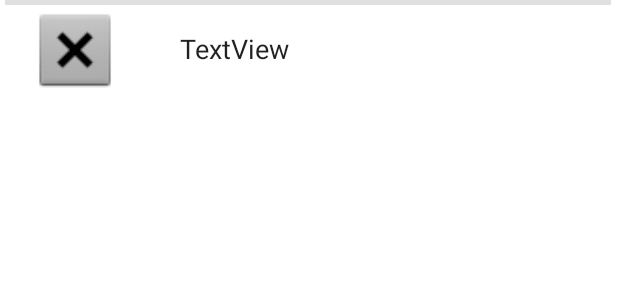
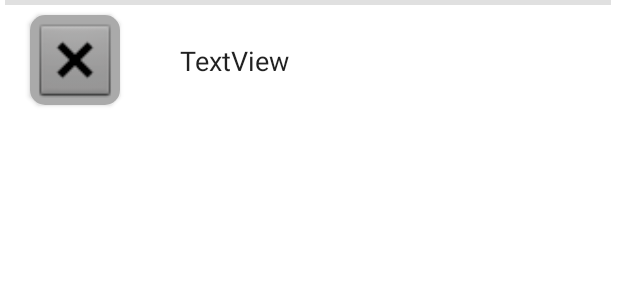
Before and after one commit to Jarenass97/DesafioNotas, an Android app: the layout tareas_list.xml on its own in the app's theme, with its tools: preview values and no code run, on a phone screen of 412 x 824 dp. Shown: the top 300 px of the screen. Run offline under Robolectric (Android 15) with nearby library versions, the phone set to English and light mode, and no system bars.

Commit message:
Corregido fallo en imágenes de tarea

```diff
--- /dev/null
+++ b/DesafioNotas/app/src/main/res/drawable/tarea_default.xml
@@ -0,0 +1,5 @@
+<vector android:alpha="0.94" android:height="24dp"
+    android:tint="?attr/colorControlNormal" android:viewportHeight="24"
+    android:viewportWidth="24" android:width="24dp" xmlns:android="http://schemas.android.com/apk/res/android">
+    <path android:fillColor="@android:color/white" android:pathData="M19,6.41L17.59,5 12,10.59 6.41,5 5,6.41 10.59,12 5,17.59 6.41,19 12,13.41 17.59,19 19,17.59 13.41,12z"/>
+</vector>
--- a/DesafioNotas/app/src/main/res/layout/tareas_list.xml
+++ b/DesafioNotas/app/src/main/res/layout/tareas_list.xml
@@ -5,20 +5,36 @@
     android:layout_width="match_parent"
     android:layout_height="wrap_content">
 
-    <ImageButton
-        android:id="@+id/imgTarea"
-        style="@style/imgButton"
+    <androidx.cardview.widget.CardView
+        android:id="@+id/cardView"
         android:layout_width="60dp"
         android:layout_height="60dp"
         android:layout_marginStart="20dp"
-        android:scaleType="centerCrop"
+        android:layout_marginTop="10dp"
+        android:layout_marginBottom="10dp"
+        app:cardCornerRadius="10dp"
         app:layout_constraintBottom_toBottomOf="parent"
         app:layout_constraintEnd_toEndOf="parent"
         app:layout_constraintHorizontal_bias="0.0"
         app:layout_constraintStart_toStartOf="parent"
-        app:layout_constraintTop_toBottomOf="@+id/divider3"
-        app:layout_constraintVertical_bias="0.0"
-        app:srcCompat="@android:drawable/btn_dialog" />
+        app:layout_constraintTop_toTopOf="parent"
+        app:layout_constraintVertical_bias="0.0">
+
+        <ImageButton
+            android:id="@+id/imgTarea"
+            style="@style/imgButton"
+            android:layout_width="match_parent"
+            android:layout_height="match_parent"
+            android:background="@android:color/darker_gray"
+            android:scaleType="centerCrop"
+            app:layout_constraintBottom_toBottomOf="parent"
+            app:layout_constraintEnd_toEndOf="parent"
+            app:layout_constraintHorizontal_bias="0.0"
+            app:layout_constraintStart_toStartOf="parent"
+            app:layout_constraintTop_toBottomOf="@+id/divider3"
+            app:layout_constraintVertical_bias="0.0"
+            app:srcCompat="@android:drawable/btn_dialog" />
+    </androidx.cardview.widget.CardView>
 
     <TextView
         android:id="@+id/txtTarea"
@@ -27,12 +43,11 @@
         android:layout_height="wrap_content"
         android:layout_marginStart="40dp"
         android:text="TextView"
-        app:layout_constraintBottom_toBottomOf="@+id/imgTarea"
+        app:layout_constraintBottom_toBottomOf="@+id/cardView"
         app:layout_constraintEnd_toEndOf="parent"
         app:layout_constraintHorizontal_bias="0.0"
-        app:layout_constraintStart_toEndOf="@+id/imgTarea"
-        app:layout_constraintTop_toTopOf="@+id/imgTarea"
-        app:layout_constraintVertical_bias="0.472" />
+        app:layout_constraintStart_toEndOf="@+id/cardView"
+        app:layout_constraintTop_toTopOf="@+id/cardView" />
 
     <ImageView
         android:id="@+id/imgCheck"
```
Also changed, not shown: DesafioNotas/app/src/main/java/adapters/TareasAdapter.kt (+3 -8 lines), DesafioNotas/app/src/main/java/com/example/desafionotas/DetalleNotasActivity.kt (+7 -5 lines).
